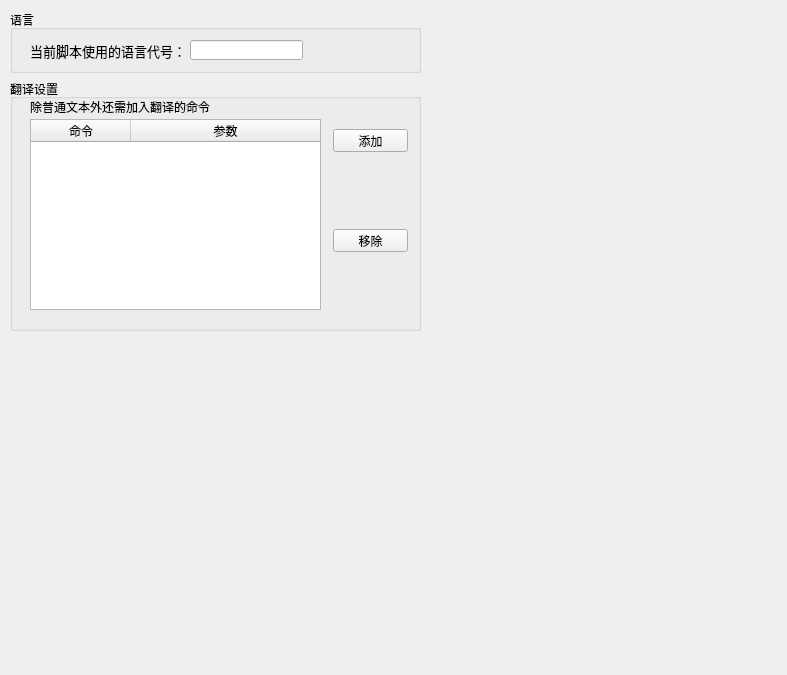
First picture: the form in dia/LangOpt.ui, repository BKEngine/Creator, before the edit.
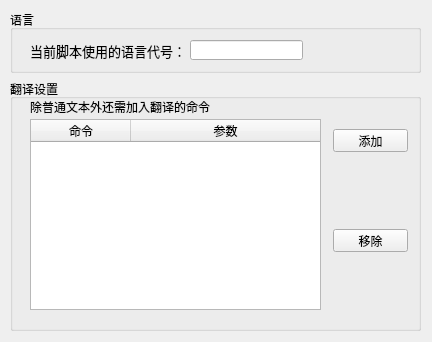
Second picture: the form after the edit.

Patch:
```diff
--- a/dia/LangOpt.ui
+++ b/dia/LangOpt.ui
@@ -6,8 +6,8 @@
    <rect>
     <x>0</x>
     <y>0</y>
-    <width>787</width>
-    <height>675</height>
+    <width>432</width>
+    <height>342</height>
    </rect>
   </property>
   <property name="windowTitle">
```
